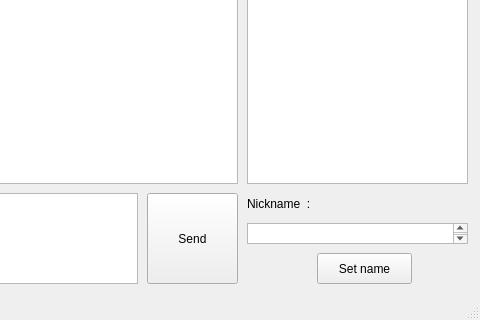
The window that mainwindow.ui (levenetsa/Chat) describes before a commit, drawn with Qt 5; both pictures show x 133 to 613 and y 113 to 433 of the 613 by 433 pixel window.
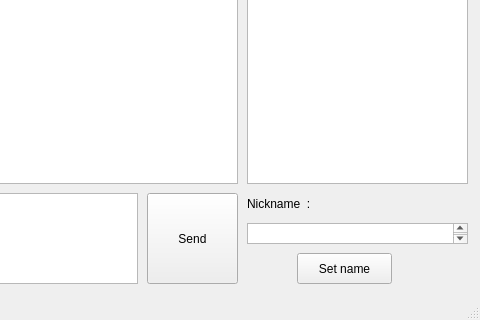
The same window after the commit.

The edit to the form file:
```diff
--- a/mainwindow.ui
+++ b/mainwindow.ui
@@ -93,19 +93,6 @@
      <string>Nickname  :</string>
     </property>
    </widget>
-   <widget class="QPushButton" name="pushButton_2">
-    <property name="geometry">
-     <rect>
-      <x>450</x>
-      <y>330</y>
-      <width>95</width>
-      <height>31</height>
-     </rect>
-    </property>
-    <property name="text">
-     <string>Set name</string>
-    </property>
-   </widget>
    <widget class="QLabel" name="label_3">
     <property name="geometry">
      <rect>
@@ -119,6 +106,19 @@
      <string/>
     </property>
    </widget>
+   <widget class="QPushButton" name="pushButton_2">
+    <property name="geometry">
+     <rect>
+      <x>430</x>
+      <y>330</y>
+      <width>95</width>
+      <height>31</height>
+     </rect>
+    </property>
+    <property name="text">
+     <string>Set name</string>
+    </property>
+   </widget>
   </widget>
   <widget class="QMenuBar" name="menuBar">
    <property name="geometry">
```
